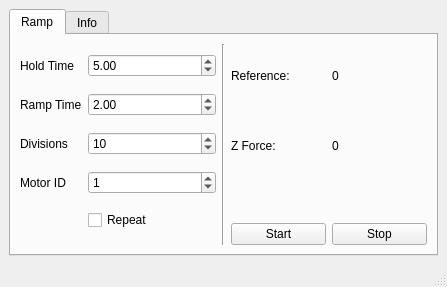
First picture: the form in MotorCalibrate/forms/mainwindow.ui, repository uf-mil-archive/sub-2012, before the edit.
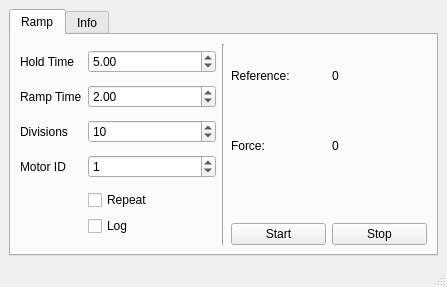
Second picture: the form after the edit.

```diff
--- a/MotorCalibrate/forms/mainwindow.ui
+++ b/MotorCalibrate/forms/mainwindow.ui
@@ -97,7 +97,7 @@
           <item row="2" column="1">
            <widget class="QSpinBox" name="divisionsSpinBox">
             <property name="minimum">
-             <number>2</number>
+             <number>1</number>
             </property>
             <property name="maximum">
              <number>1000</number>
@@ -111,12 +111,23 @@
            </widget>
           </item>
           <item row="4" column="1">
+           <layout class="QVBoxLayout" name="verticalLayout_4">
+            <item>
            <widget class="QCheckBox" name="repeatCheckbox">
             <property name="text">
              <string>Repeat</string>
             </property>
            </widget>
           </item>
+            <item>
+             <widget class="QCheckBox" name="logCheckBox">
+              <property name="text">
+               <string>Log</string>
+              </property>
+             </widget>
+            </item>
+           </layout>
+          </item>
          </layout>
         </item>
         <item>
@@ -147,7 +158,7 @@
             <item row="1" column="0">
              <widget class="QLabel" name="label_7">
               <property name="text">
-               <string>Z Force:</string>
+               <string>Force:</string>
               </property>
              </widget>
             </item>
```
Left out of the diff: 2 changed lines with no effect on the pictures. Lines whose indentation alone changed are shown as unchanged.
